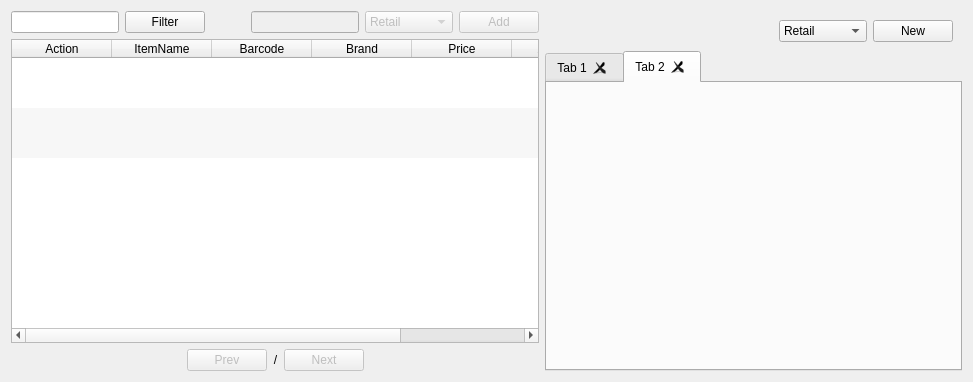
The window that app/views/templates/generated/ManageSales.ui (rondalefloyd/mts-pos) describes before a commit, drawn with Qt 5.
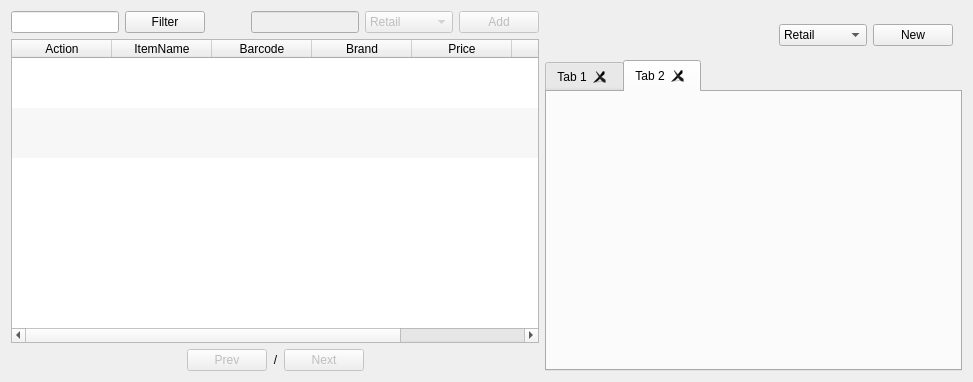
The same window after the commit.

Patch:
```diff
--- a/app/views/templates/generated/ManageSales.ui
+++ b/app/views/templates/generated/ManageSales.ui
@@ -280,6 +280,13 @@
         <layout class="QHBoxLayout" name="horizontalLayout_7">
          <item>
           <widget class="QLabel" name="labelOrderName">
+           <property name="font">
+            <font>
+             <pointsize>20</pointsize>
+             <weight>75</weight>
+             <bold>true</bold>
+            </font>
+           </property>
            <property name="text">
             <string>&lt;OrderName&gt;</string>
            </property>
```
